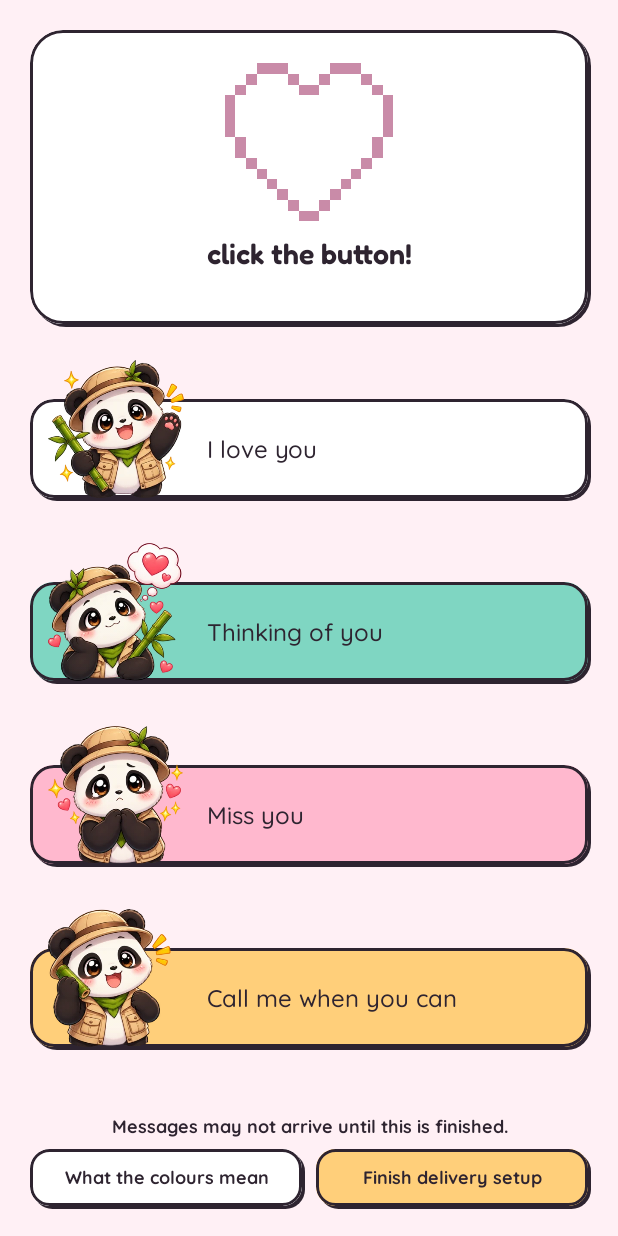
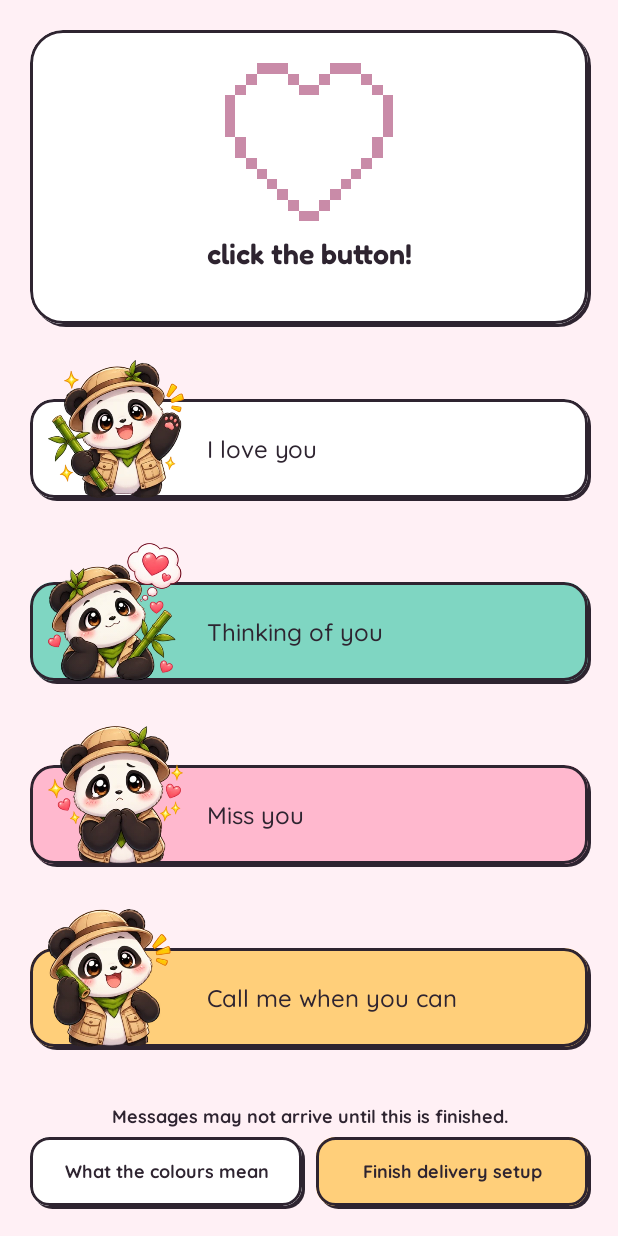
Before and after one commit to GOforce64/LovieApp, an Android app built with Jetpack Compose: the composable HomeScreen called with empty values, on a phone screen of 412 x 824 dp. Run offline under Robolectric (Android 15) with nearby library versions, the phone set to English and light mode, and no system bars.

Commit message:
fix(ui): budget the home screen so the footer cannot be squeezed out
On a 440dpi 1080x2400 phone the two footer buttons rendered as empty
squashed stickers with their labels clipped away, and since this screen
does not scroll there was no way to reach them.

Not an overflow — a footer with no height. A Column measures its children
in order, so when the content is taller than the window the last child
gets whatever is left, and there was nothing left. That phone has 795dp
of app height against the 779dp the layout wanted with the setup nudge
showing, and the nudge is why it appeared now: the taller phone it was
built on is already set up, so it never drew that line.

The screen is now measured before it is laid out, and the flexible parts
give in order of what costs least to lose: the air between the stickers,
then the focal card, then the pandas. Each has a floor. A phone with room
to spare gets exactly the sizes it had before, so the layout this was
tuned on is unchanged.

StickerButton grows a height parameter and the nudge line gets a fixed
box, because a budget is only worth having if the parts being budgeted
are really the size they claim.

Co-Authored-By: Claude Opus 5 <noreply@anthropic.com>
Claude-Session: https://claude.ai/code/session_01NNGwdJtDn51umjKsrKEquJ

```diff
--- a/app/src/main/java/com/lovebutton/app/ui/HomeScreen.kt
+++ b/app/src/main/java/com/lovebutton/app/ui/HomeScreen.kt
@@ -6,6 +6,7 @@ import androidx.compose.foundation.background
 import androidx.compose.foundation.clickable
 import androidx.compose.foundation.layout.Arrangement
 import androidx.compose.foundation.layout.Box
+import androidx.compose.foundation.layout.BoxWithConstraints
 import androidx.compose.foundation.layout.Column
 import androidx.compose.foundation.layout.Row
 import androidx.compose.foundation.layout.Spacer
@@ -34,6 +35,7 @@ import androidx.compose.ui.platform.LocalLifecycleOwner
 import androidx.compose.ui.platform.LocalView
 import androidx.compose.ui.res.painterResource
 import androidx.compose.ui.text.style.TextAlign
+import androidx.compose.ui.unit.Dp
 import androidx.compose.ui.unit.dp
 import com.lovebutton.app.R
 import androidx.lifecycle.Lifecycle
@@ -70,6 +72,20 @@ private fun pandaFor(msgId: Int): Int = when (msgId) {
  * Pinning the height means the four stickers and the footer never move.
  */
 private val FocalHeight = 196.dp
+private val FocalGap = 24.dp
+
+/**
+ * Pinned so the screen can be budgeted. This layout must not scroll and every
+ * part of it has to stay on screen, which is only checkable if the fixed parts
+ * are actually the size they claim.
+ */
+private val FooterHeight = 46.dp
+private val NudgeHeight = 27.dp
+
+/** How far each part may be squeezed before something else has to give. */
+private val MinFocalHeight = 150.dp
+private val MinPandaHeight = 80.dp
+private val MinPandaClearance = 14.dp
 
 /** Reserved for the settled line, so its arrival moves nothing above it. */
 private val SettledLineHeight = 20.dp
@@ -88,6 +104,45 @@ private val PandaOverhang = PandaHeight - MessageButtonHeight
  * which is the panda plus this, does not move at all.
  */
 private val PandaClearance = 30.dp
+
+/** The three heights that flex, once the screen has been measured. */
+private data class HomeFit(val focal: Dp, val panda: Dp, val clearance: Dp)
+
+/**
+ * Sizes that fit the screen this phone actually has.
+ *
+ * A Column measures its children in order, so when the content is taller than
+ * the window the last child gets whatever is left — which was nothing. That is
+ * not a visible overflow, it is a footer with no height: the two buttons were
+ * drawn as empty squashed stickers with their labels clipped away. A phone one
+ * notch shorter, or the same phone with the setup nudge showing, was enough.
+ *
+ * So the screen is measured first and the flexible parts give in order of what
+ * costs least: the air between stickers, then the focal card, then the pandas.
+ * Nothing here can drop below its floor, so a truly tiny screen would still
+ * overflow — but it now takes a far smaller one than any phone this runs on.
+ */
+private fun fitHome(available: Dp, rows: Int, chrome: Dp): HomeFit {
+    var focal = FocalHeight
+    var panda = PandaHeight
+    var clearance = PandaClearance
+
+    fun total() = focal + FocalGap + (panda + clearance) * rows.toFloat() + chrome
+
+    if (total() > available) {
+        val give = minOf((total() - available) / rows.toFloat(), PandaClearance - MinPandaClearance)
+        clearance -= give
+    }
+    if (total() > available) {
+        val give = minOf(total() - available, FocalHeight - MinFocalHeight)
+        focal -= give
+    }
+    if (total() > available) {
+        val give = minOf((total() - available) / rows.toFloat(), PandaHeight - MinPandaHeight)
+        panda -= give
+    }
+    return HomeFit(focal, panda, clearance)
+}
 
 @Composable
 fun HomeScreen(
@@ -118,7 +173,7 @@ fun HomeScreen(
     }
     val ready = remember(setupRefresh, miuiConfirmed) { deliveryReady(context, miuiConfirmed) }
 
-    Column(
+    BoxWithConstraints(
         modifier = Modifier
             .fillMaxSize()
             .background(Sticker.Ground)
@@ -129,12 +184,19 @@ fun HomeScreen(
             .windowInsetsPadding(WindowInsets.safeDrawing)
             .padding(20.dp),
     ) {
+        val fit = fitHome(
+            available = maxHeight,
+            rows = MESSAGES.size,
+            chrome = FooterHeight + if (ready) 0.dp else NudgeHeight,
+        )
+
+        Column(Modifier.fillMaxSize()) {
             // ---- focal area ----
             StickerBox(fill = Sticker.Surface, radius = 22, modifier = Modifier.fillMaxWidth()) {
                 Column(
                     Modifier
                         .fillMaxWidth()
-                    .height(FocalHeight)
+                        .height(fit.focal)
                         .padding(vertical = 12.dp, horizontal = 16.dp),
                     horizontalAlignment = Alignment.CenterHorizontally,
                     verticalArrangement = Arrangement.Center,
@@ -179,10 +241,9 @@ fun HomeScreen(
                 }
             }
 
-        // The first panda's head reaches up into this, so it plays the part
-        // PandaClearance plays between the stickers — a little tighter, because
-        // the focal card above is a wall of white rather than another sticker.
-        Spacer(Modifier.size(24.dp))
+            // The first panda's head reaches up into this, so it plays the part the
+            // clearance plays between the stickers.
+            Spacer(Modifier.size(FocalGap))
 
             // ---- the four messages ----
             MESSAGES.forEach { message ->
@@ -192,7 +253,7 @@ fun HomeScreen(
                         // The next panda's head hangs up into this, so what is left
                         // over is the clearance above it. The four have to read as
                         // four separate stickers rather than one block.
-                    .padding(bottom = PandaClearance),
+                        .padding(bottom = fit.clearance),
                     // The sticker sits at the bottom of the box, so the space the
                     // overhang reserves opens above it, where the head goes.
                     contentAlignment = Alignment.BottomCenter,
@@ -218,7 +279,7 @@ fun HomeScreen(
                                 // its margin, so the line begins beside the panda
                                 // rather than underneath it. The art is very nearly
                                 // square, so its height stands in for its width.
-                            .padding(start = PandaHeight + 26.dp, end = 16.dp),
+                                .padding(start = fit.panda + 26.dp, end = 16.dp),
                             verticalAlignment = Alignment.CenterVertically,
                         ) {
                             Text(message.text, style = MaterialTheme.typography.bodyLarge)
@@ -233,7 +294,7 @@ fun HomeScreen(
                         modifier = Modifier
                             .align(Alignment.BottomStart)
                             .padding(start = 12.dp)
-                        .height(PandaHeight),
+                            .height(fit.panda),
                     )
                 }
             }
@@ -247,26 +308,33 @@ fun HomeScreen(
             // block that appears and disappears without shunting something off the
             // bottom, which is the bug this layout was just fixed for.
             if (!ready) {
+                Box(
+                    Modifier.fillMaxWidth().height(NudgeHeight),
+                    contentAlignment = Alignment.Center,
+                ) {
                     Text(
                         "Messages may not arrive until this is finished.",
                         style = MaterialTheme.typography.labelMedium,
                         textAlign = TextAlign.Center,
-                modifier = Modifier.fillMaxWidth().padding(bottom = 7.dp),
                     )
+                }
             }
 
             Row(Modifier.fillMaxWidth(), horizontalArrangement = Arrangement.spacedBy(9.dp)) {
                 StickerButton(
                     label = "What the colours mean",
                     onClick = onOpenGuide,
+                    height = FooterHeight,
                     modifier = Modifier.weight(1f),
                 )
                 StickerButton(
                     label = if (ready) "Delivery setup" else "Finish delivery setup",
                     onClick = onOpenSetup,
                     fill = if (ready) Sticker.Surface else Sticker.Butter,
+                    height = FooterHeight,
                     modifier = Modifier.weight(1f),
                 )
             }
         }
     }
+}
--- a/app/src/main/java/com/lovebutton/app/ui/Sticker.kt
+++ b/app/src/main/java/com/lovebutton/app/ui/Sticker.kt
@@ -5,6 +5,7 @@ import androidx.compose.foundation.border
 import androidx.compose.foundation.clickable
 import androidx.compose.foundation.layout.Box
 import androidx.compose.foundation.layout.fillMaxWidth
+import androidx.compose.foundation.layout.height
 import androidx.compose.foundation.layout.offset
 import androidx.compose.foundation.layout.padding
 import androidx.compose.foundation.shape.RoundedCornerShape
@@ -15,6 +16,8 @@ import androidx.compose.ui.Modifier
 import androidx.compose.ui.draw.clip
 import androidx.compose.ui.graphics.Color
 import androidx.compose.ui.text.style.TextAlign
+import androidx.compose.ui.Alignment
+import androidx.compose.ui.unit.Dp
 import androidx.compose.ui.unit.dp
 
 /**
@@ -58,6 +61,10 @@ fun StickerBox(
  *
  * `enabled` dims the fill rather than the text: a greyed label on a bright
  * sticker reads as a rendering fault, where a muted sticker reads as waiting.
+ *
+ * `height` pins the button instead of letting its padding decide. A caller that
+ * has to budget the screen by hand needs the number it is budgeting to be the
+ * number the button actually takes.
  */
 @Composable
 fun StickerButton(
@@ -67,18 +74,26 @@ fun StickerButton(
     fill: Color = Sticker.Surface,
     enabled: Boolean = true,
     radius: Int = 13,
+    height: Dp? = null,
 ) {
     StickerBox(
         fill = if (enabled) fill else Sticker.Ground,
         radius = radius,
         modifier = if (enabled) modifier.clickable { onClick() } else modifier,
     ) {
+        Box(
+            Modifier
+                .fillMaxWidth()
+                .then(if (height != null) Modifier.height(height) else Modifier)
+                .padding(horizontal = 10.dp, vertical = if (height == null) 11.dp else 0.dp),
+            contentAlignment = Alignment.Center,
+        ) {
             Text(
                 label,
                 style = MaterialTheme.typography.labelMedium,
                 textAlign = TextAlign.Center,
                 color = if (enabled) Sticker.Ink else Sticker.Ink.copy(alpha = 0.45f),
-            modifier = Modifier.fillMaxWidth().padding(vertical = 11.dp, horizontal = 10.dp),
             )
         }
     }
+}
```
Lines whose indentation alone changed are shown as unchanged.
